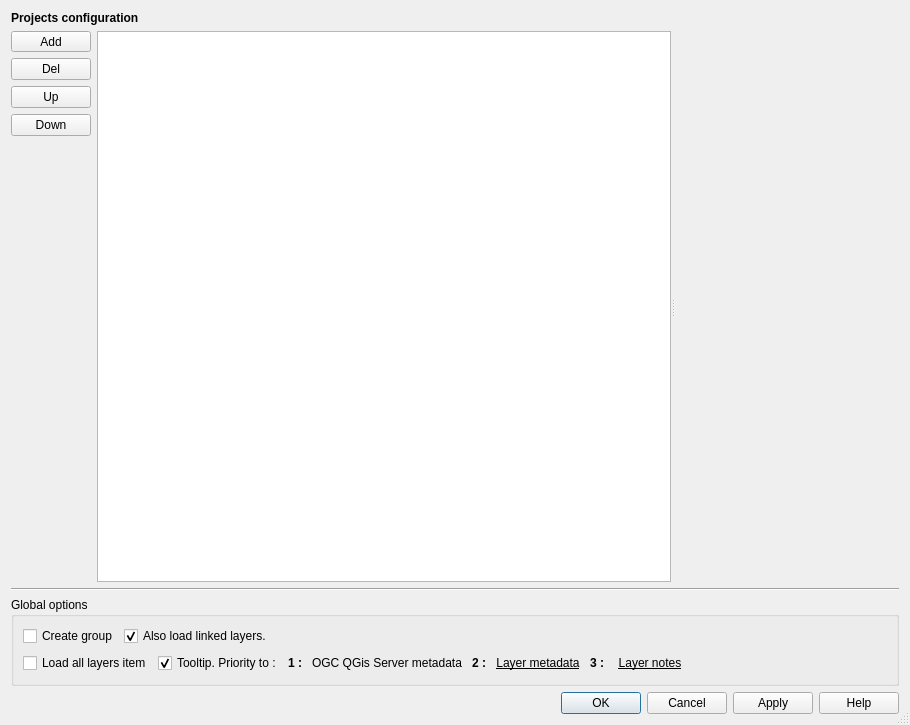
First picture: the form in menu_from_project/ui/conf_dialog.ui, repository aeag/MenuFromProject-Qgis-Plugin, before the edit.
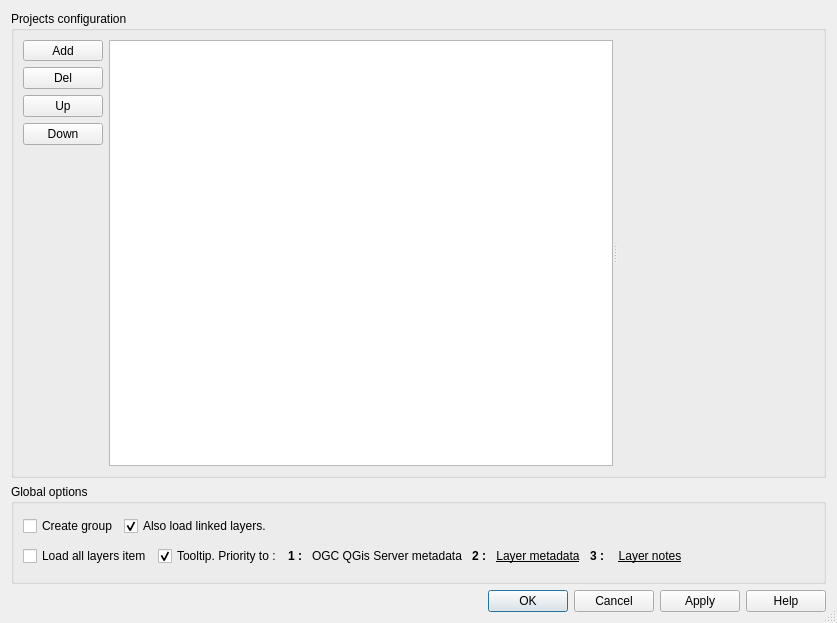
Second picture: the form after the edit. Icons and pictures are not drawn. Custom widgets are drawn as their Qt base class.

Commit message: feat(project settings): use groupbox instead of collapsible group box

The edit to the form file:
```diff
--- a/menu_from_project/ui/conf_dialog.ui
+++ b/menu_from_project/ui/conf_dialog.ui
@@ -9,8 +9,8 @@
    <rect>
     <x>0</x>
     <y>0</y>
-    <width>910</width>
-    <height>725</height>
+    <width>837</width>
+    <height>623</height>
    </rect>
   </property>
   <property name="sizePolicy">
@@ -38,36 +38,161 @@
   <property name="modal">
    <bool>true</bool>
   </property>
-  <layout class="QGridLayout" name="gridLayout" rowstretch="1,0,0,0,0,0,0,0" columnstretch="0,0">
+  <layout class="QGridLayout" name="gridLayout" rowstretch="1,0,0,0,0" columnstretch="0,0">
    <item row="0" column="0" colspan="2">
-    <widget class="QLabel" name="label_4">
-     <property name="sizePolicy">
-      <sizepolicy hsizetype="Preferred" vsizetype="Fixed">
-       <horstretch>0</horstretch>
-       <verstretch>0</verstretch>
-      </sizepolicy>
-     </property>
-     <property name="font">
-      <font>
-       <weight>75</weight>
-       <bold>true</bold>
-      </font>
-     </property>
-     <property name="text">
+    <widget class="QGroupBox" name="grp_project">
+     <property name="title">
       <string>Projects configuration</string>
      </property>
-    </widget>
-   </item>
-   <item row="4" column="0" colspan="2">
-    <widget class="QgsCollapsibleGroupBox" name="mGroupBox">
-     <property name="title">
-      <string>Global options</string>
-     </property>
-     <property name="flat">
-      <bool>false</bool>
-     </property>
      <layout class="QGridLayout" name="gridLayout_3">
-      <item row="2" column="0" colspan="2">
+      <item row="0" column="0">
+       <layout class="QGridLayout" name="gridLayout_2">
+        <item row="5" column="0">
+         <spacer name="verticalSpacer">
+          <property name="orientation">
+           <enum>Qt::Vertical</enum>
+          </property>
+          <property name="sizeHint" stdset="0">
+           <size>
+            <width>20</width>
+            <height>40</height>
+           </size>
+          </property>
+         </spacer>
+        </item>
+        <item row="0" column="0">
+         <widget class="QToolButton" name="btnAdd">
+          <property name="sizePolicy">
+           <sizepolicy hsizetype="Minimum" vsizetype="Fixed">
+            <horstretch>0</horstretch>
+            <verstretch>0</verstretch>
+           </sizepolicy>
+          </property>
+          <property name="focusPolicy">
+           <enum>Qt::WheelFocus</enum>
+          </property>
+          <property name="toolTip">
+           <string>Add new project</string>
+          </property>
+          <property name="text">
+           <string>Add</string>
+          </property>
+          <property name="popupMode">
+           <enum>QToolButton::InstantPopup</enum>
+          </property>
+          <property name="arrowType">
+           <enum>Qt::NoArrow</enum>
+          </property>
+         </widget>
+        </item>
+        <item row="4" column="0">
+         <widget class="QPushButton" name="btnDown">
+          <property name="maximumSize">
+           <size>
+            <width>16777215</width>
+            <height>25</height>
+           </size>
+          </property>
+          <property name="toolTip">
+           <string>Move down selected project</string>
+          </property>
+          <property name="text">
+           <string>Down</string>
+          </property>
+         </widget>
+        </item>
+        <item row="3" column="0">
+         <widget class="QPushButton" name="btnUp">
+          <property name="maximumSize">
+           <size>
+            <width>16777215</width>
+            <height>25</height>
+           </size>
+          </property>
+          <property name="toolTip">
+           <string>Move up selected project</string>
+          </property>
+          <property name="text">
+           <string>Up</string>
+          </property>
+         </widget>
+        </item>
+        <item row="1" column="0">
+         <widget class="QPushButton" name="btnDelete">
+          <property name="toolTip">
+           <string>Delete selected</string>
+          </property>
+          <property name="text">
+           <string>Del</string>
+          </property>
+         </widget>
+        </item>
+       </layout>
+      </item>
+      <item row="0" column="1">
+       <widget class="QSplitter" name="splitter">
+        <property name="orientation">
+         <enum>Qt::Horizontal</enum>
+        </property>
+        <widget class="QTableView" name="projectTableView">
+         <property name="selectionMode">
+          <enum>QAbstractItemView::SingleSelection</enum>
+         </property>
+         <property name="selectionBehavior">
+          <enum>QAbstractItemView::SelectRows</enum>
+         </property>
+        </widget>
+        <widget class="ProjectWidget" name="projectWidget" native="true"/>
+       </widget>
+      </item>
+     </layout>
+    </widget>
+   </item>
+   <item row="1" column="0" colspan="2">
+    <widget class="QGroupBox" name="grp_options">
+     <property name="minimumSize">
+      <size>
+       <width>0</width>
+       <height>100</height>
+      </size>
+     </property>
+     <property name="title">
+      <string>Global options</string>
+     </property>
+     <layout class="QGridLayout" name="gridLayout_4">
+      <item row="0" column="0">
+       <widget class="QCheckBox" name="cbxCreateGroup">
+        <property name="sizePolicy">
+         <sizepolicy hsizetype="Fixed" vsizetype="Fixed">
+          <horstretch>0</horstretch>
+          <verstretch>0</verstretch>
+         </sizepolicy>
+        </property>
+        <property name="text">
+         <string>Create group</string>
+        </property>
+        <property name="checked">
+         <bool>false</bool>
+        </property>
+        <property name="tristate">
+         <bool>false</bool>
+        </property>
+       </widget>
+      </item>
+      <item row="0" column="1">
+       <widget class="QCheckBox" name="cbxOpenLinks">
+        <property name="toolTip">
+         <string>Opens with layer, layers linked by 'relations' or joins.</string>
+        </property>
+        <property name="text">
+         <string>Also load linked layers.</string>
+        </property>
+        <property name="checked">
+         <bool>true</bool>
+        </property>
+       </widget>
+      </item>
+      <item row="1" column="0" colspan="2">
        <layout class="QHBoxLayout" name="horizontalLayout_5">
         <item>
          <widget class="QCheckBox" name="cbxLoadAll">
@@ -213,145 +338,10 @@
         </item>
        </layout>
       </item>
-      <item row="0" column="1">
-       <widget class="QCheckBox" name="cbxOpenLinks">
-        <property name="toolTip">
-         <string>Opens with layer, layers linked by 'relations' or joins.</string>
-        </property>
-        <property name="text">
-         <string>Also load linked layers.</string>
-        </property>
-        <property name="checked">
-         <bool>true</bool>
-        </property>
-       </widget>
-      </item>
-      <item row="0" column="0">
-       <widget class="QCheckBox" name="cbxCreateGroup">
-        <property name="sizePolicy">
-         <sizepolicy hsizetype="Fixed" vsizetype="Fixed">
-          <horstretch>0</horstretch>
-          <verstretch>0</verstretch>
-         </sizepolicy>
-        </property>
-        <property name="text">
-         <string>Create group</string>
-        </property>
-        <property name="checked">
-         <bool>false</bool>
-        </property>
-        <property name="tristate">
-         <bool>false</bool>
-        </property>
-       </widget>
-      </item>
      </layout>
     </widget>
    </item>
-   <item row="1" column="1">
-    <widget class="QSplitter" name="splitter">
-     <property name="orientation">
-      <enum>Qt::Horizontal</enum>
-     </property>
-     <widget class="QTableView" name="projectTableView">
-      <property name="selectionMode">
-       <enum>QAbstractItemView::SingleSelection</enum>
-      </property>
-      <property name="selectionBehavior">
-       <enum>QAbstractItemView::SelectRows</enum>
-      </property>
-     </widget>
-     <widget class="ProjectWidget" name="projectWidget" native="true"/>
-    </widget>
-   </item>
-   <item row="1" column="0">
-    <layout class="QGridLayout" name="gridLayout_2">
-     <property name="leftMargin">
-      <number>0</number>
-     </property>
-     <item row="5" column="0">
-      <spacer name="verticalSpacer">
-       <property name="orientation">
-        <enum>Qt::Vertical</enum>
-       </property>
-       <property name="sizeHint" stdset="0">
-        <size>
-         <width>20</width>
-         <height>40</height>
-        </size>
-       </property>
-      </spacer>
-     </item>
-     <item row="0" column="0">
-      <widget class="QToolButton" name="btnAdd">
-       <property name="sizePolicy">
-        <sizepolicy hsizetype="Minimum" vsizetype="Fixed">
-         <horstretch>0</horstretch>
-         <verstretch>0</verstretch>
-        </sizepolicy>
-       </property>
-       <property name="focusPolicy">
-        <enum>Qt::WheelFocus</enum>
-       </property>
-       <property name="toolTip">
-        <string>Add new project</string>
-       </property>
-       <property name="text">
-        <string>Add</string>
-       </property>
-       <property name="popupMode">
-        <enum>QToolButton::InstantPopup</enum>
-       </property>
-       <property name="arrowType">
-        <enum>Qt::NoArrow</enum>
-       </property>
-      </widget>
-     </item>
-     <item row="4" column="0">
-      <widget class="QPushButton" name="btnDown">
-       <property name="maximumSize">
-        <size>
-         <width>16777215</width>
-         <height>25</height>
-        </size>
-       </property>
-       <property name="toolTip">
-        <string>Move down selected project</string>
-       </property>
-       <property name="text">
-        <string>Down</string>
-       </property>
-      </widget>
-     </item>
-     <item row="3" column="0">
-      <widget class="QPushButton" name="btnUp">
-       <property name="maximumSize">
-        <size>
-         <width>16777215</width>
-         <height>25</height>
-        </size>
-       </property>
-       <property name="toolTip">
-        <string>Move up selected project</string>
-       </property>
-       <property name="text">
-        <string>Up</string>
-       </property>
-      </widget>
-     </item>
-     <item row="1" column="0">
-      <widget class="QPushButton" name="btnDelete">
-       <property name="toolTip">
-        <string>Delete selected</string>
-       </property>
-       <property name="text">
-        <string>Del</string>
-       </property>
-      </widget>
-     </item>
-    </layout>
-   </item>
-   <item row="7" column="0" colspan="2">
+   <item row="4" column="0" colspan="2">
     <widget class="QDialogButtonBox" name="buttonBox">
      <property name="orientation">
       <enum>Qt::Horizontal</enum>
@@ -364,22 +354,9 @@
      </property>
     </widget>
    </item>
-   <item row="3" column="0" colspan="2">
-    <widget class="Line" name="line">
-     <property name="orientation">
-      <enum>Qt::Horizontal</enum>
-     </property>
-    </widget>
-   </item>
   </layout>
  </widget>
  <customwidgets>
-  <customwidget>
-   <class>QgsCollapsibleGroupBox</class>
-   <extends>QGroupBox</extends>
-   <header>qgscollapsiblegroupbox.h</header>
-   <container>1</container>
-  </customwidget>
   <customwidget>
    <class>ProjectWidget</class>
    <extends>QWidget</extends>
```
The commit also changes 1 other file.
